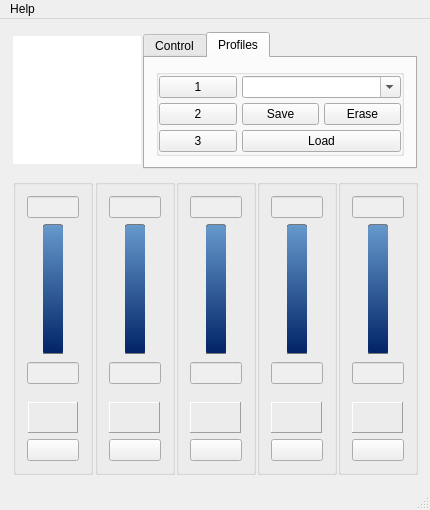
Qt form gui_mainwindow.ui (Shub77/phoebetria-code) before a commit.
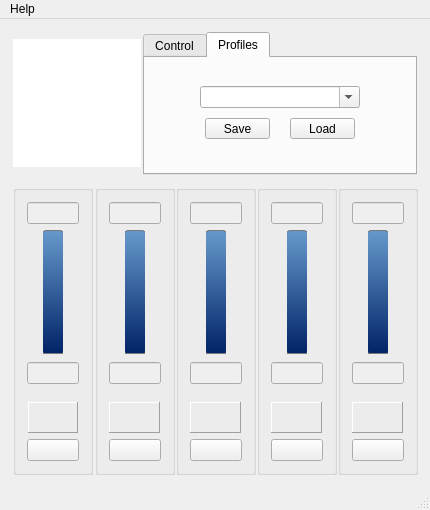
The same form after that commit. The open tabs and pages were chosen to show the change. Icons and pictures are not drawn.

Commit message: Latest commit of gui_mainwindow.ui does not work for me. Reverted to previous version of that file.

```diff
--- a/gui_mainwindow.ui
+++ b/gui_mainwindow.ui
@@ -502,25 +502,61 @@
          </attribute>
          <layout class="QHBoxLayout" name="horizontalLayout_8">
           <item>
-           <widget class="QGroupBox" name="ProfileGroupBox">
+           <layout class="QHBoxLayout" name="horizontalLayout_21" stretch="0,0,0">
+            <property name="spacing">
+             <number>30</number>
+            </property>
+            <property name="margin">
+             <number>12</number>
+            </property>
+            <item>
+             <spacer name="horizontalSpacer">
+              <property name="orientation">
+               <enum>Qt::Horizontal</enum>
+              </property>
+              <property name="sizeHint" stdset="0">
+               <size>
+                <width>40</width>
+                <height>5</height>
+               </size>
+              </property>
+             </spacer>
+            </item>
+            <item>
             <layout class="QVBoxLayout" name="verticalLayout_6">
              <property name="spacing">
-              <number>0</number>
+               <number>5</number>
              </property>
              <property name="margin">
-              <number>0</number>
+               <number>5</number>
              </property>
              <item>
-              <layout class="QGridLayout" name="gridLayout">
+               <widget class="QComboBox" name="ctrl_PresetName">
+                <property name="minimumSize">
+                 <size>
+                  <width>155</width>
+                  <height>0</height>
+                 </size>
+                </property>
+                <property name="editable">
+                 <bool>true</bool>
+                </property>
+               </widget>
+              </item>
+              <item>
+               <layout class="QHBoxLayout" name="horizontalLayout_39">
                <property name="spacing">
+                 <number>20</number>
+                </property>
+                <property name="margin">
                 <number>5</number>
                </property>
-               <item row="2" column="1">
+                <item>
                 <widget class="QPushButton" name="ctrl_SavePreset">
                  <property name="maximumSize">
                   <size>
-                   <width>16777215</width>
-                   <height>16777215</height>
+                    <width>65</width>
+                    <height>21</height>
                   </size>
                  </property>
                  <property name="toolTip">
@@ -535,54 +571,12 @@
                  </property>
                 </widget>
                </item>
-               <item row="2" column="2">
-                <widget class="QPushButton" name="ctrl_ErasePreset">
-                 <property name="minimumSize">
-                  <size>
-                   <width>0</width>
-                   <height>0</height>
-                  </size>
-                 </property>
-                 <property name="maximumSize">
-                  <size>
-                   <width>16777215</width>
-                   <height>16777215</height>
-                  </size>
-                 </property>
-                 <property name="text">
-                  <string>Erase</string>
-                 </property>
-                 <property name="icon">
-                  <iconset resource="gui_resources.qrc">
-                   <normaloff>:/Images/profile_erase.png</normaloff>:/Images/profile_erase.png</iconset>
-                 </property>
-                </widget>
-               </item>
-               <item row="0" column="1" colspan="2" alignment="Qt::AlignTop">
-                <widget class="QComboBox" name="ctrl_PresetName">
-                 <property name="minimumSize">
-                  <size>
-                   <width>0</width>
-                   <height>0</height>
-                  </size>
-                 </property>
-                 <property name="maximumSize">
-                  <size>
-                   <width>16777215</width>
-                   <height>16777215</height>
-                  </size>
-                 </property>
-                 <property name="editable">
-                  <bool>true</bool>
-                 </property>
-                </widget>
-               </item>
-               <item row="4" column="1" colspan="2">
+                <item>
                 <widget class="QPushButton" name="ctrl_LoadPreset">
                  <property name="maximumSize">
                   <size>
-                   <width>16777215</width>
-                   <height>16777215</height>
+                    <width>65</width>
+                    <height>21</height>
                   </size>
                  </property>
                  <property name="toolTip">
@@ -600,43 +594,24 @@
                  </property>
                 </widget>
                </item>
-               <item row="0" column="0">
-                <widget class="QPushButton" name="ctrl_Preset1">
-                 <property name="maximumSize">
-                  <size>
-                   <width>16777215</width>
-                   <height>16777215</height>
-                  </size>
-                 </property>
-                 <property name="text">
-                  <string>1</string>
-                 </property>
-                </widget>
-               </item>
-               <item row="2" column="0">
-                <widget class="QPushButton" name="ctrl_Preset2">
-                 <property name="maximumSize">
+               </layout>
+              </item>
+             </layout>
+            </item>
+            <item>
+             <spacer name="horizontalSpacer_2">
+              <property name="orientation">
+               <enum>Qt::Horizontal</enum>
+              </property>
+              <property name="sizeHint" stdset="0">
                   <size>
-                   <width>16777215</width>
-                   <height>16777215</height>
-                  </size>
-                 </property>
-                 <property name="text">
-                  <string>2</string>
-                 </property>
-                </widget>
-               </item>
-               <item row="4" column="0">
-                <widget class="QPushButton" name="ctrl_Preset3">
-                 <property name="text">
-                  <string>3</string>
-                 </property>
-                </widget>
-               </item>
-              </layout>
-             </item>
-            </layout>
-           </widget>
+                <width>40</width>
+                <height>5</height>
+               </size>
+              </property>
+             </spacer>
+            </item>
+           </layout>
           </item>
          </layout>
         </widget>
@@ -686,7 +661,7 @@
               <bool>false</bool>
              </property>
              <property name="sizePolicy">
-              <sizepolicy hsizetype="Expanding" vsizetype="Fixed">
+              <sizepolicy hsizetype="Minimum" vsizetype="Fixed">
                <horstretch>0</horstretch>
                <verstretch>0</verstretch>
               </sizepolicy>
```
Left out of the diff: 39 changed lines with no effect on the pictures. Lines whose indentation alone changed are shown as unchanged.
